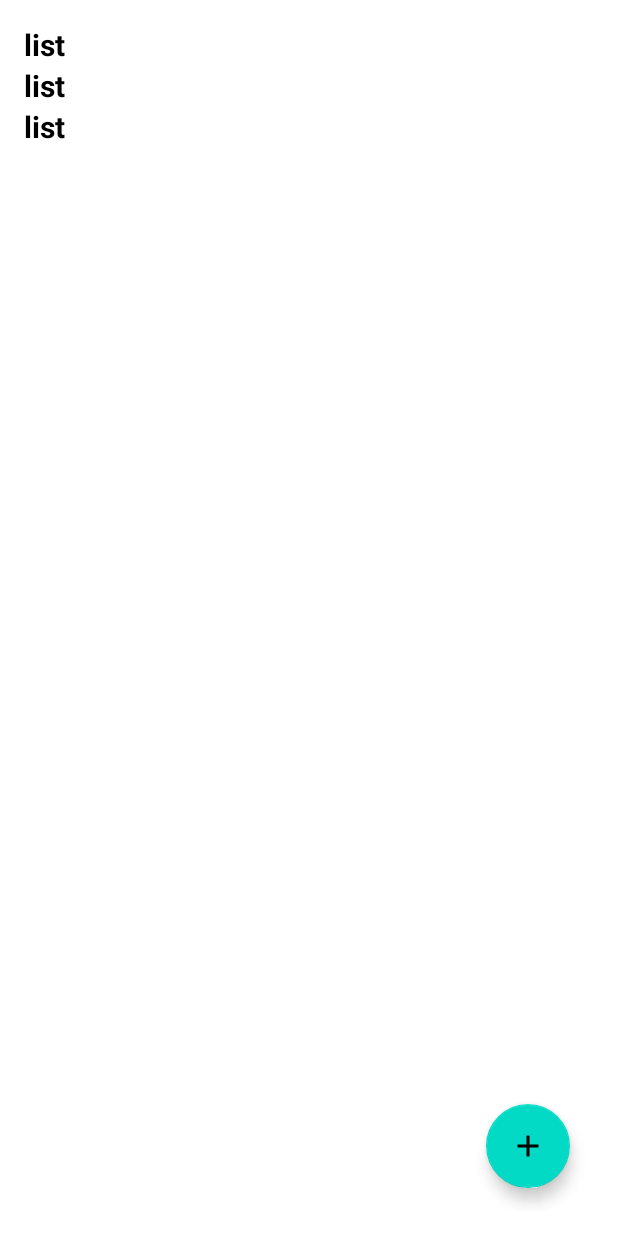
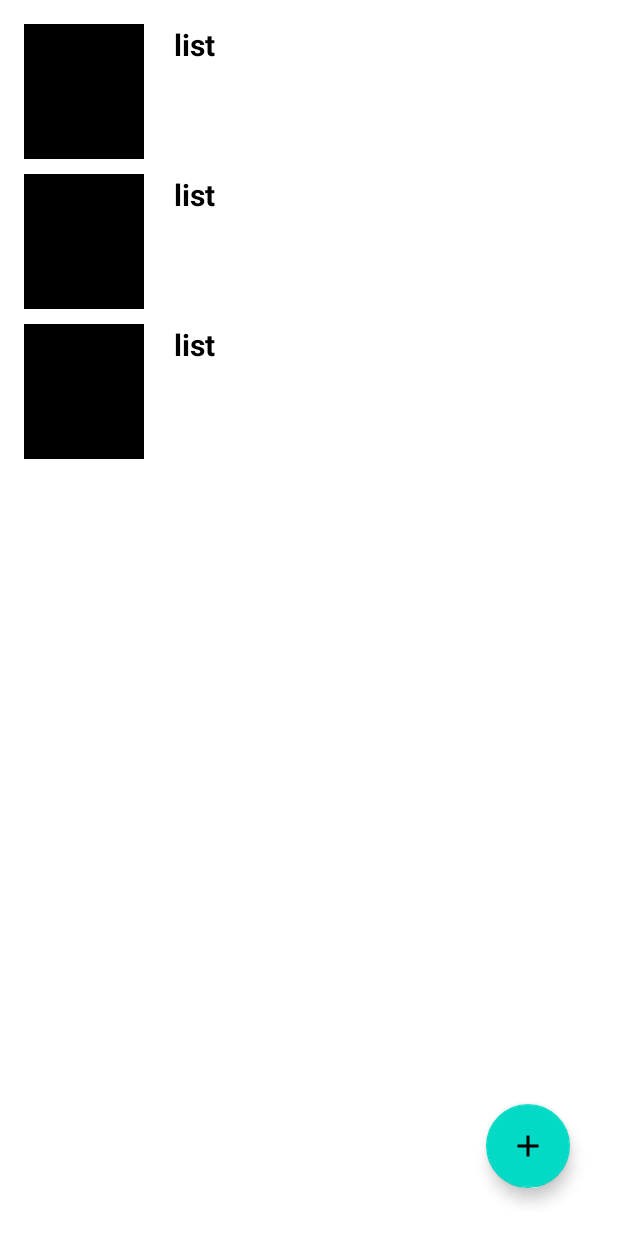
Before and after one commit to praditame/AndroidFirestoreSimpleApp-, an Android app: the layout activity_main.xml on its own in the app's theme, with its tools: preview values and no code run, on a phone screen of 412 x 824 dp. Run offline under Robolectric (Android 15) with nearby library versions, the phone set to English and light mode, and no system bars.

Commit message:
Display and save image to recyclerView firestore

```diff
--- a/app/build.gradle
+++ b/app/build.gradle
@@ -37,6 +37,7 @@ dependencies {
     implementation platform('com.google.firebase:firebase-bom:30.1.0')
     implementation 'com.google.firebase:firebase-firestore:24.1.2'
     implementation 'com.google.firebase:firebase-storage'
+    implementation 'com.github.bumptech.glide:glide:4.13.2'
     testImplementation 'junit:junit:4.13.2'
     androidTestImplementation 'androidx.test.ext:junit:1.1.3'
     androidTestImplementation 'androidx.test.espresso:espresso-core:3.4.0'
--- a/app/src/main/java/com/example/firestoresimpleapp/adapter/adapterMhs.java
+++ b/app/src/main/java/com/example/firestoresimpleapp/adapter/adapterMhs.java
@@ -5,11 +5,13 @@ import android.content.Context;
 import android.view.LayoutInflater;
 import android.view.View;
 import android.view.ViewGroup;
+import android.widget.ImageView;
 import android.widget.TextView;
 
 import androidx.annotation.NonNull;
 import androidx.recyclerview.widget.RecyclerView;
 
+import com.bumptech.glide.Glide;
 import com.example.firestoresimpleapp.R;
 import com.example.firestoresimpleapp.model.modelMhs;
 import com.google.android.material.dialog.MaterialAlertDialogBuilder;
@@ -50,6 +52,7 @@ public class adapterMhs extends RecyclerView.Adapter<adapterMhs.MyHolder> {
     public void onBindViewHolder(@NonNull MyHolder holder, int position) {
         modelMhs m = list.get(position);
          holder.output.setText(m.getNama());
+        Glide.with(context).load(list.get(position).getFoto()).into(holder.foto);
 
     }
 
@@ -60,9 +63,11 @@ public class adapterMhs extends RecyclerView.Adapter<adapterMhs.MyHolder> {
 
     public class MyHolder extends RecyclerView.ViewHolder {
         TextView output;
+        ImageView foto;
         public MyHolder(@NonNull View itemView) {
             super(itemView);
             output = itemView.findViewById(R.id.textView);
+            foto = itemView.findViewById(R.id.foto);
 
             itemView.setOnLongClickListener(view -> {
                 if (dialog!=null){
--- a/app/src/main/res/layout/activity_input.xml
+++ b/app/src/main/res/layout/activity_input.xml
@@ -10,7 +10,7 @@
 
     <ImageView
         android:contentDescription="imageUpload"
-        android:id="@+id/upload"
+        android:id="@+id/foto"
         android:background="@color/teal_200"
         android:src="@drawable/ic_baseline_add_a_photo_24"
         android:layout_width="120dp"
@@ -32,7 +32,7 @@
         app:layout_constraintEnd_toEndOf="parent"
         app:layout_constraintHorizontal_bias="0.0"
         app:layout_constraintStart_toStartOf="parent"
-        app:layout_constraintTop_toBottomOf="@+id/upload" />
+        app:layout_constraintTop_toBottomOf="@+id/foto" />
 
     <Button
         android:id="@+id/btnSubmit"
--- a/app/src/main/res/layout/item_list.xml
+++ b/app/src/main/res/layout/item_list.xml
@@ -2,14 +2,23 @@
 <RelativeLayout
     xmlns:android="http://schemas.android.com/apk/res/android"
     android:layout_width="match_parent"
-    android:layout_height="wrap_content">
+    android:layout_height="wrap_content"
+    android:layout_marginBottom="10dp">
+
+    <ImageView
+        android:layout_width="80dp"
+        android:layout_height="90dp"
+        android:id="@+id/foto"
+        android:background="@color/black"/>
 
     <TextView
+        android:layout_marginStart="20dp"
         android:id="@+id/textView"
         android:layout_width="match_parent"
         android:layout_height="wrap_content"
         android:text="list"
         android:textSize="20sp"
         android:textColor="@color/black"
-        android:textStyle="bold"/>
+        android:textStyle="bold"
+        android:layout_toEndOf="@id/foto"/>
 </RelativeLayout>
```
Also changed, not shown: app/src/main/java/com/example/firestoresimpleapp/InputActivity.java (+52 -11 lines), app/src/main/java/com/example/firestoresimpleapp/MainActivity.java (+9 -4 lines), app/src/main/java/com/example/firestoresimpleapp/model/modelMhs.java (+12 -2 lines).
